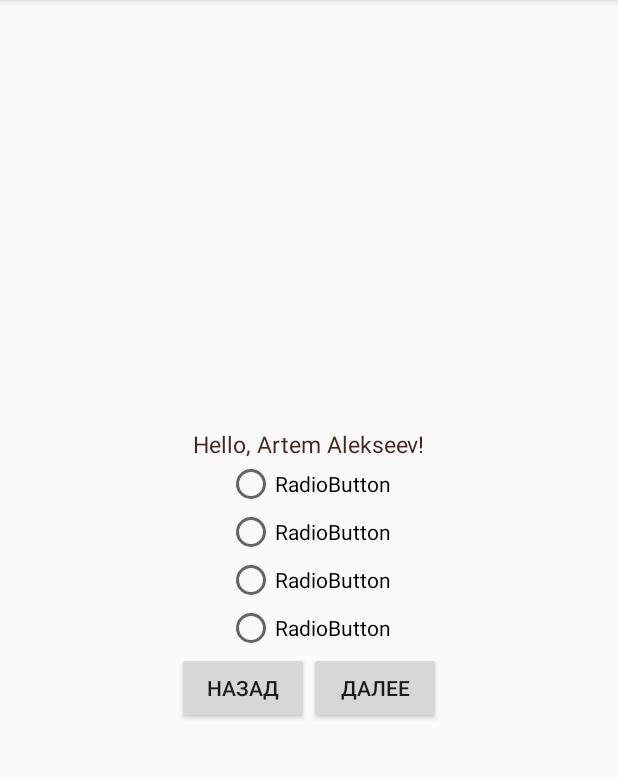
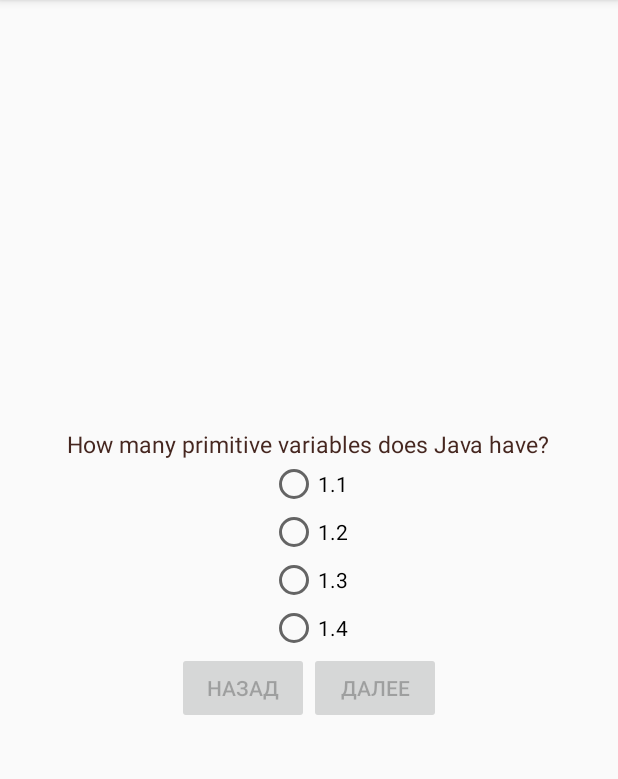
Before and after one commit to AlekseevArtem/Job4jExam, an Android app: the screen it shows after launch (MainActivity), on a phone screen of 412 x 824 dp, the part 84-863 px from its top. Run offline under Robolectric (Android 15) with nearby library versions, the phone set to English and light mode, and no system bars.

Commit message:
2. MVC. Создания события и получение данных от пользователя. [#294946]

```diff
--- a/app/src/main/java/ru/job4j/exam/MainActivity.java
+++ b/app/src/main/java/ru/job4j/exam/MainActivity.java
@@ -5,22 +5,81 @@ import androidx.appcompat.app.AppCompatActivity;
 
 import android.os.Bundle;
 import android.util.Log;
+import android.view.View;
+import android.widget.Button;
+import android.widget.RadioButton;
+import android.widget.RadioGroup;
+import android.widget.TextView;
+import android.widget.Toast;
+
+import java.util.Arrays;
+import java.util.HashMap;
+import java.util.List;
+import java.util.Map;
 
 public class MainActivity extends AppCompatActivity {
-
     private static final String TAG = "ExamActivity";
     private int flip;
+    private int position = 0;
+    private Map<Integer, Integer> userAnswers = new HashMap<>();
+    private final List<Question> questions = Arrays.asList(
+            new Question(
+                    1, "How many primitive variables does Java have?",
+                    Arrays.asList(
+                            new Option(1, "1.1"), new Option(2, "1.2"),
+                            new Option(3, "1.3"), new Option(4, "1.4")
+                    ), 4
+            ),
+            new Question(
+                    2, "What is Java Virtual Machine?",
+                    Arrays.asList(
+                            new Option(1, "2.1"), new Option(2, "2.2"),
+                            new Option(3, "2.3"), new Option(4, "2.4")
+                    ), 4
+            ),
+            new Question(
+                    3, "What is happen if we try unboxing null?",
+                    Arrays.asList(
+                            new Option(1, "3.1"), new Option(2, "3.2"),
+                            new Option(3, "3.3"), new Option(4, "3.4")
+                    ), 4
+            )
+    );
 
     @Override
     protected void onCreate(Bundle savedInstanceState) {
         super.onCreate(savedInstanceState);
         setContentView(R.layout.activity_main);
-
+        this.fillForm();
         if (savedInstanceState != null) {
             flip = savedInstanceState.getInt("Flips");
         }
+        Log.d(TAG, "OnCreate");
 
-        Log.d(TAG, "OnCreate");
+        Button next = findViewById(R.id.next);
+        next.setOnClickListener(
+                new View.OnClickListener() {
+                    @Override
+                    public void onClick(View view) {
+                        showAnswer();
+                        RadioGroup variants = findViewById(R.id.variants);
+                        userAnswers.put(questions.get(position).getId(), variants.getCheckedRadioButtonId());
+                        position++;
+                        fillForm();
+                    }
+                }
+        );
+
+        Button previous = findViewById(R.id.previous);
+        previous.setOnClickListener(
+                new View.OnClickListener() {
+                    @Override
+                    public void onClick(View view) {
+                        position--;
+                        fillForm();
+                    }
+                }
+        );
     }
 
     @Override
@@ -60,4 +119,44 @@ public class MainActivity extends AppCompatActivity {
         super.onDestroy();
         Log.d(TAG, "onDestroy");
     }
+
+    private void fillForm() {
+        blockButtons();
+        final TextView text = findViewById(R.id.question);
+        Question question = this.questions.get(this.position);
+        text.setText(question.getText());
+        RadioGroup variants = findViewById(R.id.variants);
+        for (int index = 0; index != variants.getChildCount(); index++) {
+            RadioButton button = (RadioButton) variants.getChildAt(index);
+            Option option = (Option) question.getOptions().get(index);
+            button.setId(option.getId());
+            button.setText(option.getText());
+        }
+    }
+
+    private void showAnswer() {
+        RadioGroup variants = findViewById(R.id.variants);
+        int id = variants.getCheckedRadioButtonId();
+        Question question = this.questions.get(this.position);
+        Toast.makeText(
+                this, "Your answer is " + id + ", correct is " + question.getAnswer(),
+                Toast.LENGTH_SHORT
+        ).show();
+    }
+
+    private void blockButtons() {
+        RadioGroup variants = findViewById(R.id.variants);
+        variants.clearCheck();
+        findViewById(R.id.next).setEnabled(false);
+        findViewById(R.id.previous).setEnabled(false);
+        variants.setOnCheckedChangeListener(
+                new RadioGroup.OnCheckedChangeListener() {
+                    @Override
+                    public void onCheckedChanged(RadioGroup group, int checkedId) {
+                        findViewById(R.id.previous).setEnabled(position != 0);
+                        findViewById(R.id.next).setEnabled(position != questions.size() - 1);
+                    }
+                }
+        );
+    }
 }
--- /dev/null
+++ b/app/src/main/java/ru/job4j/exam/Option.java
@@ -0,0 +1,21 @@
+package ru.job4j.exam;
+
+import java.util.Objects;
+
+class Option {
+    private int id;
+    private String text;
+
+    Option(int id, String text) {
+        this.id = id;
+        this.text = text;
+    }
+
+    int getId() {
+        return this.id;
+    }
+
+    String getText() {
+        return this.text;
+    }
+}
--- /dev/null
+++ b/app/src/main/java/ru/job4j/exam/Question.java
@@ -0,0 +1,33 @@
+package ru.job4j.exam;
+
+import java.util.List;
+
+class Question {
+    private int id;
+    private String text;
+    private List<Option> options;
+    private int answer;
+
+    Question(int id, String text, List<Option> options, int answer) {
+        this.id = id;
+        this.text = text;
+        this.options = options;
+        this.answer = answer;
+    }
+
+    String getText() {
+        return this.text;
+    }
+
+    List getOptions() {
+        return this.options;
+    }
+
+    int getAnswer() {
+        return this.answer;
+    }
+
+    int getId() {
+        return this.id;
+    }
+}
--- a/app/src/main/res/layout/activity_main.xml
+++ b/app/src/main/res/layout/activity_main.xml
@@ -8,11 +8,13 @@
 
     <TextView
         style="@style/CustomText"
+        android:id="@+id/question"
         android:layout_width="wrap_content"
         android:layout_height="wrap_content"
         android:text="@string/hello" />
 
     <RadioGroup
+        android:id="@+id/variants"
         android:layout_width="wrap_content"
         android:layout_height="wrap_content"
         android:orientation="vertical">
@@ -48,14 +50,14 @@
         android:orientation="horizontal">
 
         <Button
-            android:id="@+id/button2"
+            android:id="@+id/previous"
             android:layout_width="wrap_content"
             android:layout_height="wrap_content"
             android:layout_weight="1"
             android:text="@string/button_back" />
 
         <Button
-            android:id="@+id/button3"
+            android:id="@+id/next"
             android:layout_width="wrap_content"
             android:layout_height="wrap_content"
             android:layout_weight="1"
```
